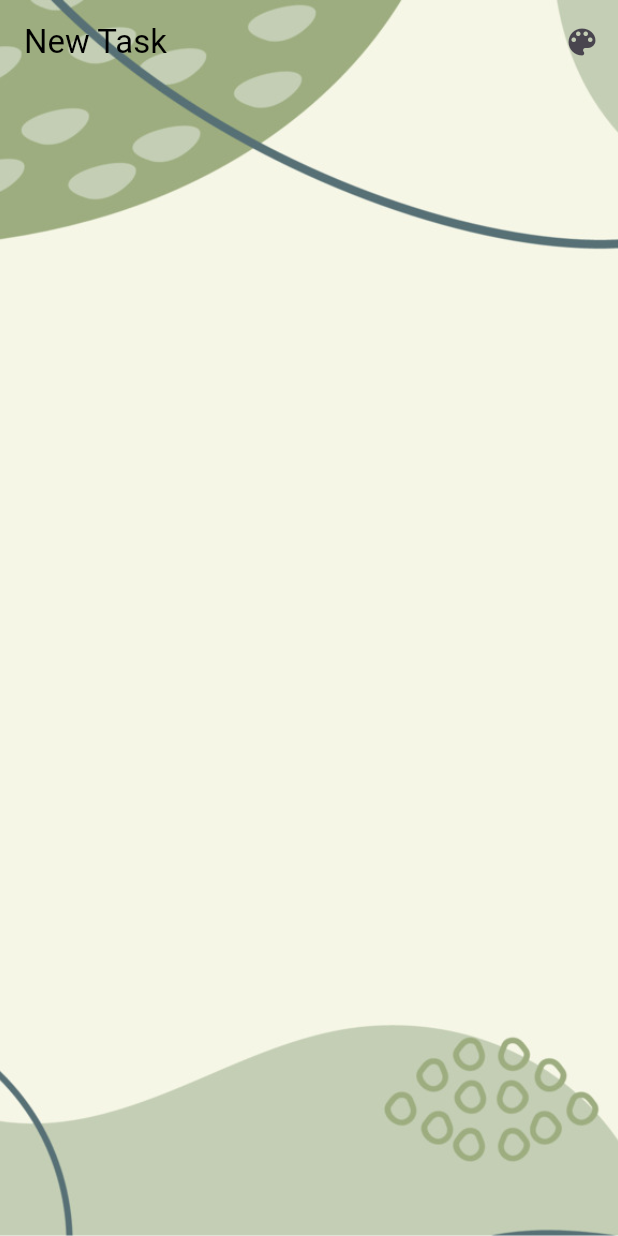
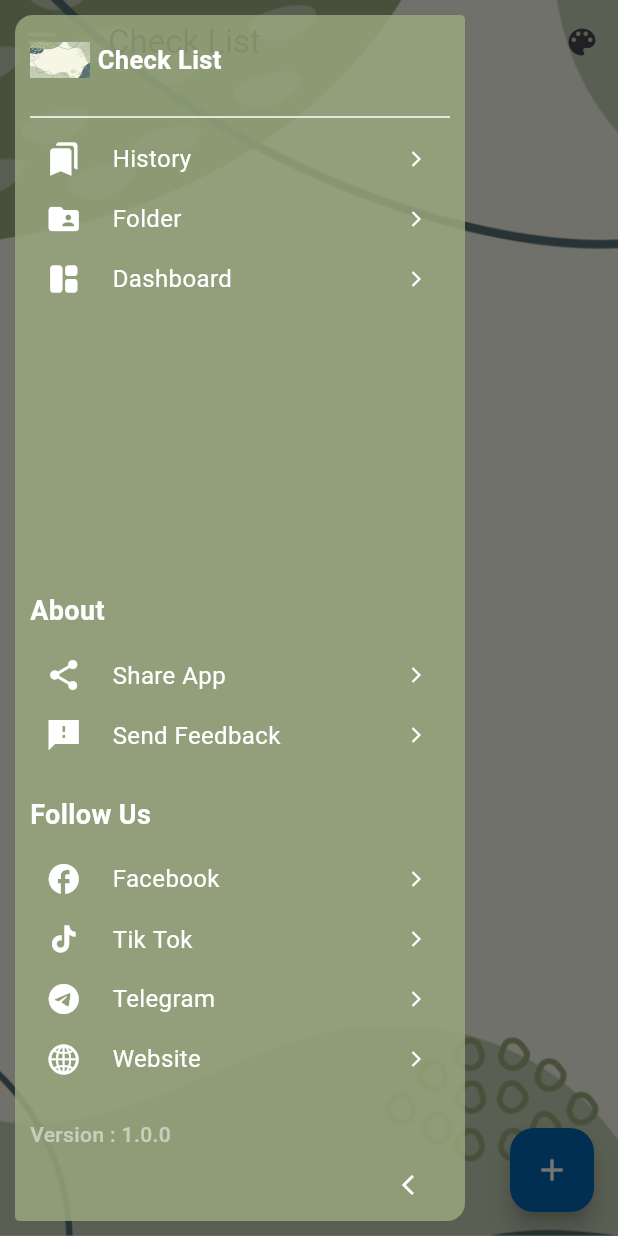
Before and after one commit to Theara-Mot/check-list, a Flutter app: the screen it shows after launch, with the side drawer open (before the commit the screen has no drawer), on a phone screen of 412 x 824 dp. Run offline on Flutter 3.47's test engine with Material 3 defaults, Android fonts, the phone set to English and light mode, and no system bars; our stand-ins replace flutter_riverpod, fluttertoast, google_fonts, hooks_riverpod, speech_to_text, supabase_flutter; accounts and stored records are empty; Roboto replaces fonts that are missing (Ubuntu).

Commit message:
implement drawer

```diff
--- /dev/null
+++ b/lib/screen/drawer/custom_drawer.dart
@@ -0,0 +1,155 @@
+
+import 'package:checklist/screen/home_screen.dart';
+import 'package:flutter/cupertino.dart';
+import 'package:flutter/material.dart';
+import 'package:google_fonts/google_fonts.dart';
+
+import 'custom_listtile.dart';
+import 'header.dart';
+
+
+class CustomDrawerLeave extends StatefulWidget {
+  const CustomDrawerLeave({Key? key}) : super(key: key);
+
+  @override
+  State<CustomDrawerLeave> createState() => _CustomDrawerLeaveState();
+}
+
+class _CustomDrawerLeaveState extends State<CustomDrawerLeave> {
+  bool _isCollapsed = true;
+
+  @override
+  Widget build(BuildContext context) {
+    return SafeArea(
+      child: AnimatedContainer(
+        curve: Curves.easeInOutCubic,
+        duration: const Duration(milliseconds: 500),
+        width: _isCollapsed ? 300 : 70,
+        margin: const EdgeInsets.only(bottom: 10, top: 10,left: 10,right: 10),
+        decoration:const BoxDecoration(
+          borderRadius: BorderRadius.only(
+            topLeft: Radius.circular(12),
+            topRight: Radius.circular(3),
+            bottomRight: Radius.circular(12),
+            bottomLeft: Radius.circular(3),
+          ),
+          color:Color.fromRGBO(152, 167, 125, 0.85),
+        ),
+        child: Padding(
+          padding: const EdgeInsets.symmetric(horizontal: 10),
+          child: Column(
+            mainAxisAlignment: MainAxisAlignment.center,
+            crossAxisAlignment: CrossAxisAlignment.start,
+            children: [
+              CustomDrawerHeader(isColapsed: _isCollapsed),
+              const Divider(
+                color: Colors.white,
+              ),
+              CustomListTile(
+                isCollapsed: _isCollapsed,
+                icon: Icons.bookmarks,
+                title: 'History',
+                infoCount: 0,
+                doHaveMoreOptions: Icons.arrow_forward_ios,
+                route: HomeScreen(),
+              ),
+              CustomListTile(
+                isCollapsed: _isCollapsed,
+                icon: Icons.folder_shared,
+                title: 'Folder',
+                infoCount: 0,
+                doHaveMoreOptions: Icons.arrow_forward_ios,
+                route: HomeScreen(),
+              ),
+              CustomListTile(
+                isCollapsed: _isCollapsed,
+                icon: Icons.space_dashboard_rounded,
+                title: 'Dashboard',
+                infoCount: 0,
+                doHaveMoreOptions: Icons.arrow_forward_ios,
+                route: HomeScreen(),
+              ),
+              SizedBox(height: 10,),
+              Spacer(),
+              Text(_isCollapsed?'About':'A . . .',style: TextStyle(color: Colors.white,fontSize: 18,fontWeight: FontWeight.w600),),
+              SizedBox(height: 10,),
+              CustomListTile(
+                isCollapsed: _isCollapsed,
+                icon: Icons.share,
+                title: 'Share App',
+                infoCount: 0,
+                doHaveMoreOptions: Icons.arrow_forward_ios,
+                route: HomeScreen(),
+              ),
+              CustomListTile(
+                isCollapsed: _isCollapsed,
+                icon: Icons.feedback_sharp,
+                title: 'Send Feedback',
+                infoCount: 0,
+                doHaveMoreOptions: Icons.arrow_forward_ios,
+                route: HomeScreen(),
+              ),
+              SizedBox(height: 20,),
+              Text(_isCollapsed?'Follow Us':'F . . .',style: TextStyle(color: Colors.white,fontSize: 18,fontWeight: FontWeight.w600),),
+              SizedBox(height: 10,),
+              CustomListTile(
+                isCollapsed: _isCollapsed,
+                icon: Icons.facebook,
+                title: 'Facebook',
+                infoCount: 0,
+                doHaveMoreOptions: Icons.arrow_forward_ios,
+                route: HomeScreen(),
+              ),
+              CustomListTile(
+                isCollapsed: _isCollapsed,
+                icon: Icons.tiktok,
+                title: 'Tik Tok',
+                infoCount: 0,
+                doHaveMoreOptions: Icons.arrow_forward_ios,
+                route: HomeScreen(),
+              ),
+              CustomListTile(
+                isCollapsed: _isCollapsed,
+                icon: Icons.telegram,
+                title: 'Telegram',
+                infoCount: 0,
+                doHaveMoreOptions: Icons.arrow_forward_ios,
+                route: HomeScreen(),
+              ),
+              CustomListTile(
+                isCollapsed: _isCollapsed,
+                icon: CupertinoIcons.globe,
+                title: 'Website',
+                infoCount: 0,
+                doHaveMoreOptions: Icons.arrow_forward_ios,
+                route: HomeScreen(),
+              ),
+              SizedBox(height: 20,),
+              Text(_isCollapsed?'Version : 1.0.0':'',style: TextStyle(color: Colors.white.withOpacity(0.5),fontWeight: FontWeight.w500),),
+              Align(
+                alignment: _isCollapsed
+                    ? Alignment.bottomRight
+                    : Alignment.bottomCenter,
+                child: IconButton(
+                  splashColor: Colors.transparent,
+                  icon: Icon(
+                    _isCollapsed
+                        ? Icons.arrow_back_ios
+                        : Icons.arrow_forward_ios,
+                    color: Colors.white,
+                    size: 16,
+                  ),
+                  onPressed: () {
+                    setState(() {
+                      _isCollapsed = !_isCollapsed;
+                    });
+                  },
+                ),
+              ),
+            ],
+          ),
+        ),
+      ),
+    );
+  }
+}
--- /dev/null
+++ b/lib/screen/drawer/custom_listtile.dart
@@ -0,0 +1,131 @@
+import 'package:flutter/material.dart';
+import 'package:google_fonts/google_fonts.dart';
+
+class CustomListTile extends StatelessWidget {
+  final bool isCollapsed;
+  final IconData? icon; // Updated type to make it optional
+  final String title;
+  final IconData? doHaveMoreOptions;
+  final int infoCount;
+  final Widget? route; // Updated type
+
+
+  const CustomListTile({
+    Key? key,
+    required this.isCollapsed,
+    this.icon, // Updated type to make it optional
+    required this.title,
+    this.doHaveMoreOptions,
+    required this.infoCount,
+    this.route,
+  }) : super(key: key);
+
+  @override
+  Widget build(BuildContext context) {
+    return InkWell(
+      onTap: () {
+        if (route != null) {
+          Navigator.of(context, rootNavigator: true).push(
+              MaterialPageRoute( builder: (BuildContext context) { return route!; }, ));
+          Scaffold.of(context).closeDrawer();
+        } else {
+          print('no route');
+        }
+      },
+      child: AnimatedContainer(
+        duration: const Duration(milliseconds: 500),
+        width: isCollapsed ? 300 : 80,
+        height: 40,
+        child: Row(
+          children: [
+            Expanded(
+              child: Center(
+                child: Stack(
+                  clipBehavior: Clip.none,
+                  children: [
+                    if (icon != null) // Check if icon is not null before adding it
+                      Icon(
+                        icon,
+                        color: Colors.white,
+                      ),
+                    if (infoCount > 0)
+                      Positioned(
+                        right: -5,
+                        top: -5,
+                        child: Container(
+                          height: 10,
+                          width: 10,
+                          decoration: BoxDecoration(
+                            borderRadius: BorderRadius.circular(10),
+                            color: Colors.red,
+                          ),
+                        ),
+                      ),
+                  ],
+                ),
+              ),
+            ),
+            if (isCollapsed) const SizedBox(width: 10),
+            if (isCollapsed)
+              Expanded(
+                flex: 3,
+                child: Row(
+                  children: [
+                    Expanded(
+                      flex: 4,
+                      child: Text(
+                        title,
+                        style: GoogleFonts.notoSerifKhmer(
+                          fontSize: 16,
+                          color: Colors.white,
+                        ),
+                        maxLines: 1,
+                        overflow: TextOverflow.clip,
+                      ),
+                    ),
+                    if (infoCount > 0)
+                      Expanded(
+                        flex: 2,
+                        child: Container(
+                          margin: const EdgeInsets.only(left: 10),
+                          width: 20,
+                          height: 20,
+                          decoration: BoxDecoration(
+                            borderRadius: BorderRadius.circular(20),
+                            color: Colors.white,
+                          ),
+                          child: Center(
+                            child: Text(
+                              infoCount.toString(),
+                              style: const TextStyle(
+                                color: Colors.black,
+                                fontWeight: FontWeight.bold,
+                              ),
+                            ),
+                          ),
+                        ),
+                      ),
+                  ],
+                ),
+              ),
+            if (isCollapsed) const Spacer(),
+            if (isCollapsed)
+              Expanded(
+                flex: 1,
+                child: doHaveMoreOptions != null
+                    ? IconButton(
+                  icon: Icon(
+                    doHaveMoreOptions,
+                    color: Colors.white,
+                    size: 12,
+                  ),
+                  onPressed: () {},
+                )
+                    : const Center(),
+              ),
+          ],
+        ),
+      ),
+    );
+  }
+}
--- /dev/null
+++ b/lib/screen/drawer/header.dart
@@ -0,0 +1,48 @@
+
+import 'package:flutter/cupertino.dart';
+import 'package:flutter/material.dart';
+import 'package:google_fonts/google_fonts.dart';
+
+class CustomDrawerHeader extends StatelessWidget {
+  final bool isColapsed;
+
+  const CustomDrawerHeader({
+    Key? key,
+    required this.isColapsed,
+  }) : super(key: key);
+
+  @override
+  Widget build(BuildContext context) {
+    return AnimatedContainer(
+      duration: const Duration(milliseconds: 500),
+      height: 60,
+      width: double.infinity,
+      child: Row(
+        mainAxisAlignment: MainAxisAlignment.center,
+        children: [
+          Container(
+            width: 40,
+            height: 40,
+            decoration: BoxDecoration(
+                image: DecorationImage(image: AssetImage('assets/background_images/background1.jpg'))
+            ),
+          ),
+          const SizedBox(width: 5),
+          if (isColapsed)
+            Expanded(
+              flex: 5,
+              child: Text(
+                'Check List',
+                style: GoogleFonts.ubuntu(
+                  color: Colors.white,
+                  fontWeight: FontWeight.bold,
+                  fontSize: 17,
+                ),
+                maxLines: 1,
+              ),
+            ),
+        ],
+      ),
+    );
+  }
+}
--- a/lib/testing.dart
+++ b/lib/testing.dart
@@ -1,7 +1,11 @@
 import 'package:checklist/providers/theme_notifier.dart';
+import 'package:checklist/screen/drawer/custom_drawer.dart';
+import 'package:checklist/screen/task_screen.dart';
 import 'package:checklist/themes/build_theme.dart';
 import 'package:flutter/material.dart';
 import 'package:hooks_riverpod/hooks_riverpod.dart';
+
+import 'cost/color.dart';
 
 class Testing extends StatefulWidget {
   const Testing({super.key});
@@ -14,33 +18,43 @@ class _TestingState extends State<Testing> {
   final List<String> _backgroundImages = [
     'assets/background_images/background1.jpg',
     'assets/background_images/background2.jpg',
-    // Add more background images as needed
+    'assets/background_images/background1.jpg',
+    'assets/background_images/background2.jpg',
   ];
 
 void _showBottomModal(BuildContext context) {
   showModalBottomSheet(
+    backgroundColor: Colors.transparent,
     context: context,
     builder: (BuildContext context) {
       return Container(
-        height: 200, // Set a fixed height for the modal
+        height: 230,
+        color: Colors.transparent,
         child: ListView.builder(
+          padding: EdgeInsets.all(12),
+          scrollDirection: Axis.horizontal,
           itemCount: _backgroundImages.length,
           itemBuilder: (context, index) {
             String image = _backgroundImages[index];
-            return ListTile(
-              leading: Image.asset(image, width: 50, height: 50, fit: BoxFit.cover),
-              title: Text('Background ${index + 1}'),
-              onTap: () {
+            return GestureDetector(
+              onTap: (){
                 var themeNotifier = context.read(themeNotifierProvider);
-                ThemeData newTheme = ThemeData(
-                  primarySwatch: Colors.blue,
-                  textTheme: TextTheme(
-                    bodyText1: StyleConfig.backgroundTextStyles[image] ?? TextStyle(color: Colors.white),
-                  ),
-                );
-                themeNotifier.setTheme(newTheme, image);
+                themeNotifier.setTheme(themeNotifier.themeData, image);
+                setState(() {});
                 Navigator.pop(context);
               },
+              child: Container(
+                margin: EdgeInsets.all(8),
+                width: 150,
+                height: 50,
+                decoration: BoxDecoration(
+                  borderRadius: BorderRadius.circular(10),
+                  image: DecorationImage(
+                    fit: BoxFit.cover,
+                    image: AssetImage(image)
+                  )
+                ),
+              ),
             );
           },
         ),
@@ -65,7 +79,16 @@ void _showBottomModal(BuildContext context) {
         backgroundColor: Colors.transparent,
         appBar: AppBar(
           backgroundColor: Colors.transparent,
-          title: Text('New Task', style: textStyle),
+          centerTitle: false,
+          title: Text('Check List', style: textStyle),
+          leading: Builder(
+            builder: (context) => IconButton(
+              onPressed: () {
+                Scaffold.of(context).openDrawer();
+              },
+              icon: const Icon(Icons.sort, color: Colors.white),
+            ),
+          ),
           actions: [
             IconButton(
               icon: Icon(Icons.color_lens),
@@ -73,6 +96,18 @@ void _showBottomModal(BuildContext context) {
             ),
           ],
         ),
+        drawer: const CustomDrawerLeave(),
+        floatingActionButton: FloatingActionButton(
+          backgroundColor: AppColors.appbar,
+          foregroundColor: Colors.white,
+          onPressed: () {
+            Navigator.push(
+              context,
+              MaterialPageRoute(builder: (context) => TaskCreationScreen()),
+            );
+          },
+          child: Icon(Icons.add),
+        ),
       ),
     );
   }
--- a/lib/themes/build_theme.dart
+++ b/lib/themes/build_theme.dart
@@ -5,7 +5,7 @@ import 'package:flutter/material.dart';
 class StyleConfig {
   static final Map<String, TextStyle> backgroundTextStyles = {
     'assets/background_images/background1.jpg': TextStyle(
-      color: Colors.white,
+      color: Colors.black,
       fontSize: 16,
       fontWeight: FontWeight.bold,
     ),
--- a/pubspec.yaml
+++ b/pubspec.yaml
@@ -47,6 +47,7 @@ dependencies:
   fluttertoast: ^8.2.6
   intl: ^0.17.0
   speech_to_text: ^6.6.0
+  google_fonts: ^4.0.4
 
 dev_dependencies:
   flutter_test:
```
Also changed, not shown: pubspec.lock.
